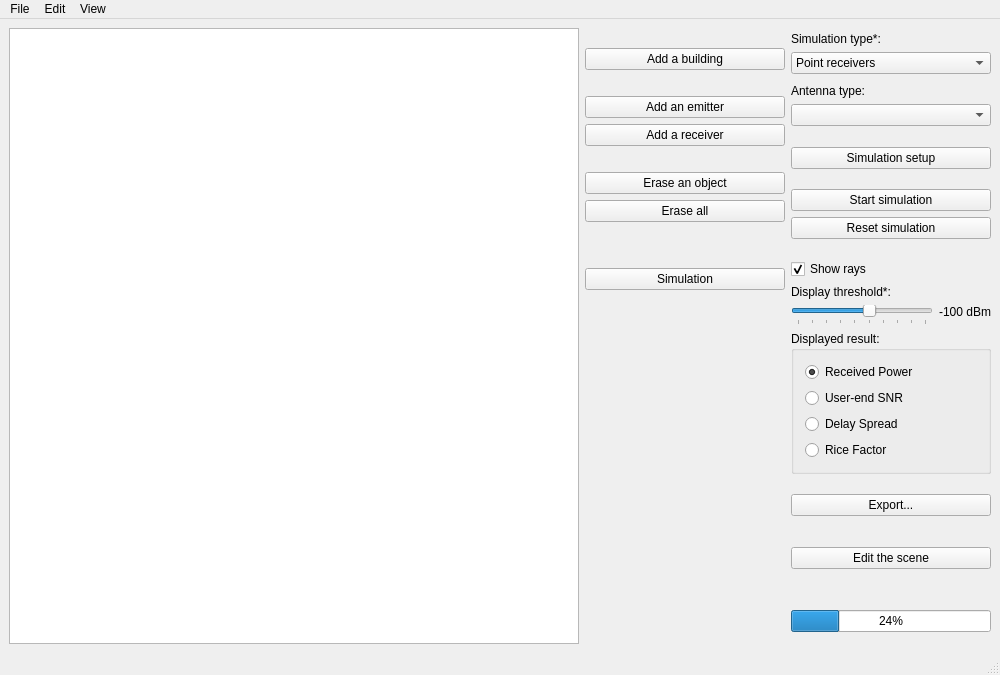
First picture: the form in Source/mainwindow.ui, repository mathphi/ELEC-H415_5G-Small-Cells, before the edit.
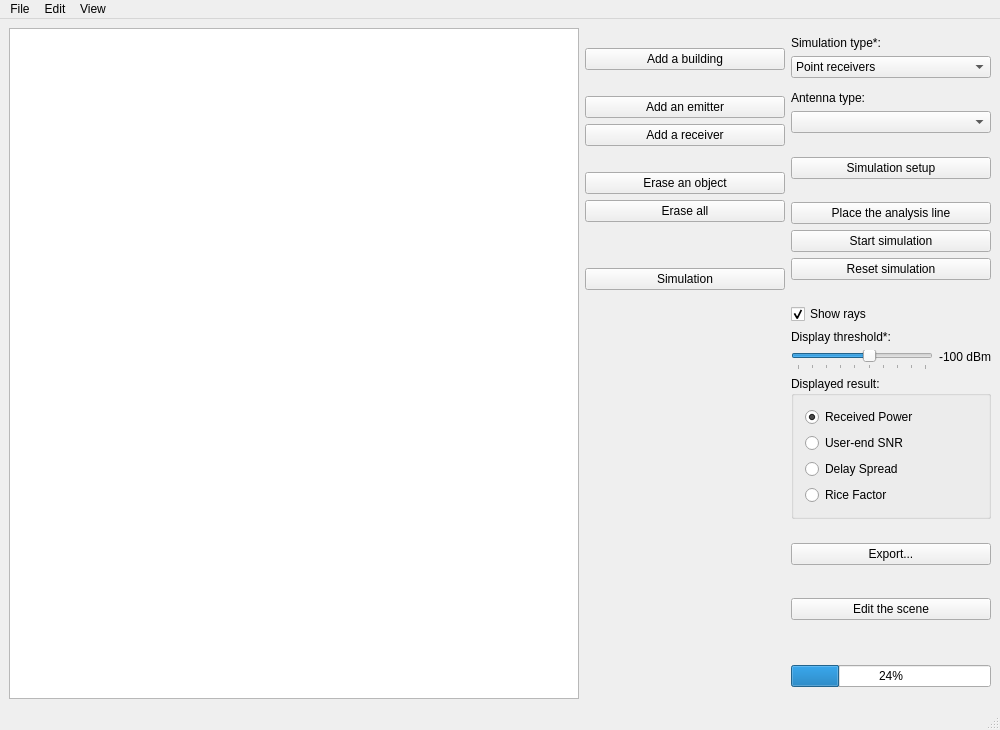
Second picture: the form after the edit. Icons and pictures are not drawn.

Commit message: Added AnalysisLine and AnalysisDialog [partial]

The edit to the form file:
```diff
--- a/Source/mainwindow.ui
+++ b/Source/mainwindow.ui
@@ -7,7 +7,7 @@
     <x>0</x>
     <y>0</y>
     <width>1000</width>
-    <height>675</height>
+    <height>730</height>
    </rect>
   </property>
   <property name="minimumSize">
@@ -338,6 +338,13 @@
          </property>
         </spacer>
        </item>
+       <item>
+        <widget class="QPushButton" name="button_analysisLine">
+         <property name="text">
+          <string>Place the analysis line</string>
+         </property>
+        </widget>
+       </item>
        <item>
         <widget class="QPushButton" name="button_simControl">
          <property name="text">
```
Left out of the diff: 19 changed lines with no effect on the pictures. The commit also changes 10 other files.
